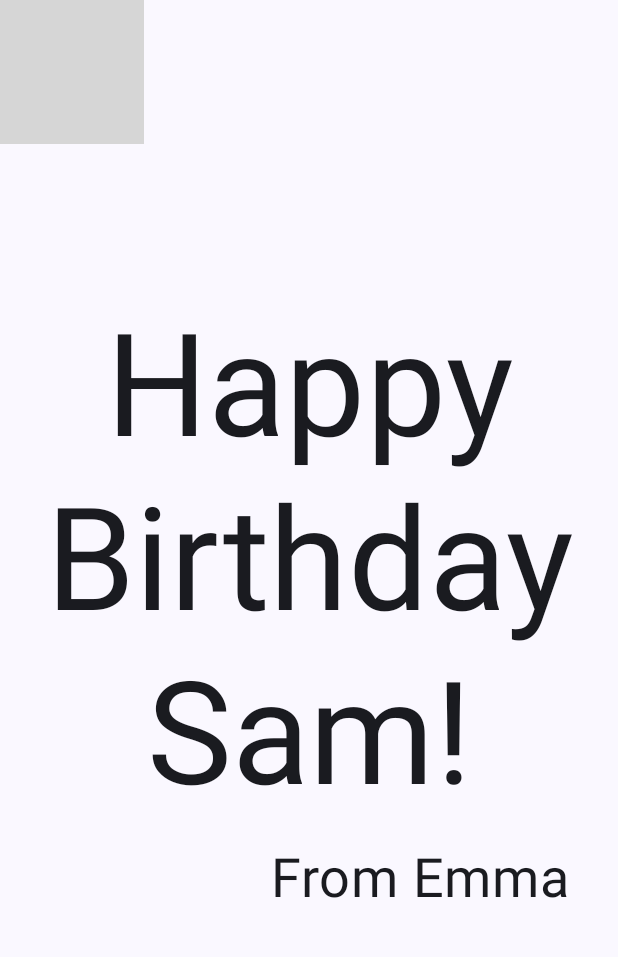
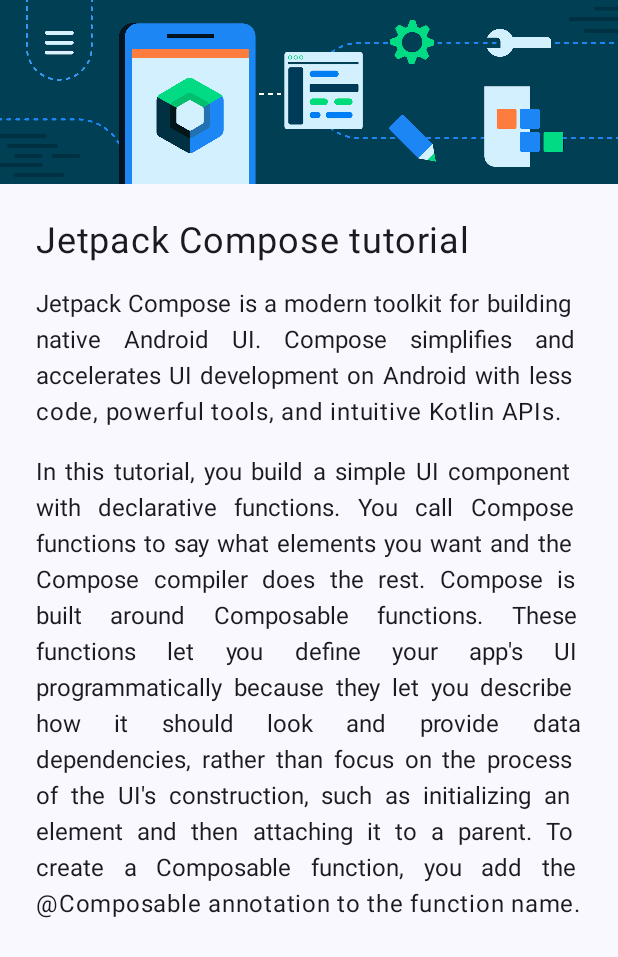
Before and after one commit to EndyCampos/jetpackcompose, an Android app built with Jetpack Compose: the screen it shows after launch (MainActivity), on a phone screen of 412 x 824 dp. Shown: the top 957 px of the screen. Run offline under Robolectric (Android 15) with nearby library versions, the phone set to English and light mode, and no system bars; grey boxes are pictures that could not be loaded.

Commit message:
feat: agregar funcionalidad y diseño del componente Artículo en Compose
- Se implementa el layout con imagen, título y contenido
- Se usa Column para disposición vertical
- Diseño responsivo con paddings y alineación
- Soporte para justificado de texto y escalado de imagen

```diff
--- a/app/src/main/java/com/ecampos/curso_compose/MainActivity.kt
+++ b/app/src/main/java/com/ecampos/curso_compose/MainActivity.kt
@@ -5,7 +5,6 @@ import androidx.activity.ComponentActivity
 import androidx.activity.compose.setContent
 import androidx.activity.enableEdgeToEdge
 import androidx.compose.foundation.Image
-import androidx.compose.foundation.layout.Arrangement
 import androidx.compose.foundation.layout.Box
 import androidx.compose.foundation.layout.Column
 import androidx.compose.foundation.layout.fillMaxSize
@@ -14,7 +13,6 @@ import androidx.compose.material3.MaterialTheme
 import androidx.compose.material3.Surface
 import androidx.compose.material3.Text
 import androidx.compose.runtime.Composable
-import androidx.compose.ui.Alignment
 import androidx.compose.ui.Modifier
 import androidx.compose.ui.layout.ContentScale
 import androidx.compose.ui.res.painterResource
@@ -35,8 +33,9 @@ class MainActivity : ComponentActivity() {
                     modifier = Modifier.fillMaxSize(),
                     color = MaterialTheme.colorScheme.background) {
                     GreetingImage(
-                        message = "Happy Birthday Sam!",
-                        from = "From Emma"
+                        message = stringResource(R.string.jetpack_compose_tutorial),
+                        resume = stringResource(R.string.jetpack_compose_is_a_modern_toolkit),
+                        body = stringResource(R.string.msj_body)
                     )
 
                 }
@@ -46,39 +45,50 @@ class MainActivity : ComponentActivity() {
 }
 
 @Composable
-fun GreetingText(message: String, from: String, modifier: Modifier = Modifier) {
-    Column (verticalArrangement = Arrangement.Center,
-        modifier = modifier.padding(8.dp)
+fun GreetingText(message: String, from: String, body: String, modifier: Modifier = Modifier) {
+    Column (
+        modifier = modifier
+            .fillMaxSize()
+            .padding(start= 16.dp, top = 16.dp)
+
     ) {
         Text(
             text = message,
-            fontSize = 95.sp,
-            lineHeight = 116.sp,
-            textAlign = TextAlign.Center
+            fontSize = 24.sp,
+            textAlign = TextAlign.Justify
         )
         Text(
             text = from,
-            fontSize = 36.sp,
+            fontSize = 16.sp,
+            textAlign = TextAlign.Justify,
             modifier = Modifier
-                .padding(16.dp)
-                .align(alignment = Alignment.End)
+                .padding(top = 16.dp)
+
+        )
+        Text(
+            text = body,
+            fontSize = 16.sp,
+            textAlign = TextAlign.Justify,
+            modifier = Modifier
+                .padding(top = 16.dp)
+
         )
     }
 }
 
 @Composable
-fun GreetingImage(message: String, from: String, modifier: Modifier = Modifier) {
-    val image = painterResource(R.drawable.androidparty)
-    Box(modifier) {
+fun GreetingImage(message: String, resume: String, body: String, modifier: Modifier = Modifier) {
+    val image = painterResource(R.drawable.bg_compose_background)
+    Column (modifier) {
         Image(
             painter = image,
             contentDescription = null,
-            contentScale = ContentScale.Crop,
-            alpha = 0.5F
+            contentScale = ContentScale.FillWidth,
         )
         GreetingText(
             message = message,
-            from = from,
+            from = resume,
+            body=body,
             modifier = Modifier
                 .fillMaxSize()
                 .padding(8.dp)
@@ -92,8 +102,9 @@ fun GreetingImage(message: String, from: String, modifier: Modifier = Modifier)
 fun BirthdayCardPreview() {
     HappyBirthdayTheme {
         GreetingImage(
-            message = stringResource(R.string.happy_birthday_text),
-            from = stringResource(R.string.signature_text)
+            message = stringResource(R.string.jetpack_compose_tutorial),
+            resume = stringResource(R.string.jetpack_compose_is_a_modern_toolkit),
+            body = stringResource(R.string.msj_body)
         )
     }
 }
--- a/app/src/main/res/values/strings.xml
+++ b/app/src/main/res/values/strings.xml
@@ -2,4 +2,7 @@
     <string name="app_name">Happy Birthday</string>
     <string name="happy_birthday_text">Happy Birthday Sam!</string>
     <string name="signature_text">From Emma</string>
+    <string name="jetpack_compose_tutorial">Jetpack Compose tutorial</string>
+    <string name="jetpack_compose_is_a_modern_toolkit">Jetpack Compose is a modern toolkit for building native Android UI. Compose simplifies and accelerates UI development on Android with less code, powerful tools, and intuitive Kotlin APIs.</string>
+    <string name="msj_body">In this tutorial, you build a simple UI component with declarative functions. You call Compose functions to say what elements you want and the Compose compiler does the rest. Compose is built around Composable functions. These functions let you define your app\'s UI programmatically because they let you describe how it should look and provide data dependencies, rather than focus on the process of the UI\'s construction, such as initializing an element and then attaching it to a parent. To create a Composable function, you add the @Composable annotation to the function name.</string>
 </resources>
```
Also changed, not shown: app/src/main/res/drawable-nodpi/bg_compose_background.png (added).
